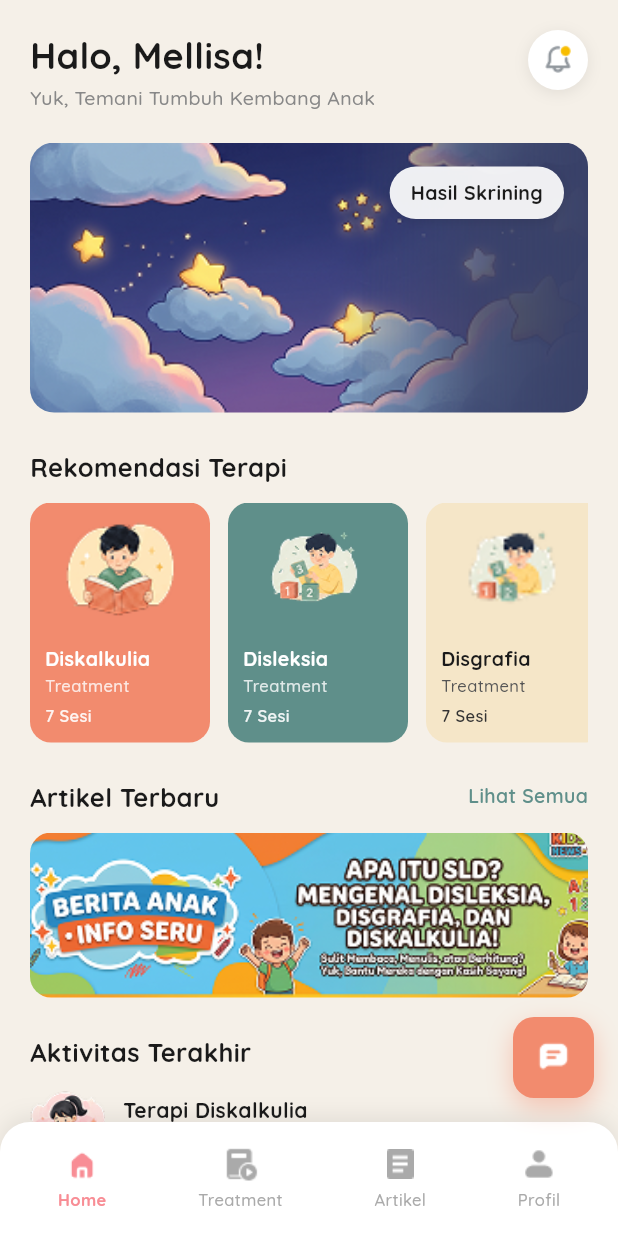
After one commit to xzael24/KawanTumbuh, a Flutter app: the HomeScreen screen opened by its route, on a phone screen of 412 x 824 dp. The commit adds this screen. Run offline on Flutter 3.47's test engine with Material 3 defaults, Android fonts, the phone set to English and light mode, and no system bars; our stand-ins replace google_fonts, image_picker.

Commit message:
add homepage

```diff
--- a/apps/mobile/kawan_tumbuh/lib/main.dart
+++ b/apps/mobile/kawan_tumbuh/lib/main.dart
@@ -18,6 +18,7 @@ import 'screens/camera_capture_screen.dart';
 import 'screens/apresiasi_dysgraphia_screen.dart';
 import 'screens/hasil_assessment_screen.dart';
 import 'screens/artikel_screen.dart';
+import 'screens/home_screen.dart';
 import 'core/constants/app_constants.dart';
 
 void main() {
@@ -48,7 +49,7 @@ class KawanTumbuhApp extends StatelessWidget {
       // Daftarkan route untuk halaman berikutnya
       routes: {
         AppConstants.routeOnboarding : (context) => const OnboardingScreen(),
-        AppConstants.routeHome       : (context) => const PlaceholderHomePage(),
+        AppConstants.routeHome       : (context) => const HomeScreen(),
         AppConstants.routeLogin      : (context) => const LoginScreen(),
         AppConstants.routeRegister   : (context) => const RegisterScreen(),
         AppConstants.routeForgotPass : (context) => const ForgotPasswordScreen(),
--- /dev/null
+++ b/apps/mobile/kawan_tumbuh/lib/screens/home_screen.dart
@@ -0,0 +1,559 @@
+import 'package:flutter/material.dart';
+import 'package:google_fonts/google_fonts.dart';
+
+class HomeScreen extends StatefulWidget {
+  const HomeScreen({super.key});
+
+  @override
+  State<HomeScreen> createState() => _HomeScreenState();
+}
+
+class _HomeScreenState extends State<HomeScreen> {
+  int _selectedIndex = 0;
+
+  final List<Map<String, dynamic>> _therapyCards = [
+    {
+      'title': 'Diskalkulia',
+      'subtitle': 'Treatment',
+      'sessions': '7 Sesi',
+      'image': 'assets/images/therapy_dyscalculia.png',
+      'bgColor': const Color(0xFFF28B6E),
+    },
+    {
+      'title': 'Disleksia',
+      'subtitle': 'Treatment',
+      'sessions': '7 Sesi',
+      'image': 'assets/images/therapy_dyslexia.png',
+      'bgColor': const Color(0xFF5F8F8A),
+    },
+    {
+      'title': 'Disgrafia',
+      'subtitle': 'Treatment',
+      'sessions': '7 Sesi',
+      'image': 'assets/images/therapy_dysgraphia.png',
+      'bgColor': const Color(0xFFF5E6C8),
+    },
+  ];
+
+  @override
+  Widget build(BuildContext context) {
+    return Scaffold(
+      backgroundColor: const Color(0xFFF5F0E8),
+      body: SafeArea(
+        child: SingleChildScrollView(
+          child: Padding(
+            padding: const EdgeInsets.symmetric(horizontal: 20.0),
+            child: Column(
+              crossAxisAlignment: CrossAxisAlignment.start,
+              children: [
+                const SizedBox(height: 20),
+                _buildHeader(),
+                const SizedBox(height: 20),
+                _buildHeroBanner(),
+                const SizedBox(height: 24),
+                _buildSectionTitle('Rekomendasi Terapi', null),
+                const SizedBox(height: 12),
+                _buildTherapyCards(),
+                const SizedBox(height: 24),
+                _buildSectionTitle('Artikel Terbaru', 'Lihat Semua'),
+                const SizedBox(height: 12),
+                _buildArtikelBanner(),
+                const SizedBox(height: 24),
+                _buildSectionTitle('Aktivitas Terakhir', null),
+                const SizedBox(height: 12),
+                _buildAktivitasCard(),
+                const SizedBox(height: 20),
+              ],
+            ),
+          ),
+        ),
+      ),
+      bottomNavigationBar: _buildBottomNavBar(),
+      floatingActionButton: _buildChatbotFAB(),
+      floatingActionButtonLocation: FloatingActionButtonLocation.endFloat,
+    );
+  }
+
+  // ── HEADER ────────────────────────────────────────────────────────────
+  Widget _buildHeader() {
+    return Row(
+      mainAxisAlignment: MainAxisAlignment.spaceBetween,
+      crossAxisAlignment: CrossAxisAlignment.start,
+      children: [
+        Column(
+          crossAxisAlignment: CrossAxisAlignment.start,
+          children: [
+            Text(
+              'Halo, Mellisa!',
+              style: GoogleFonts.quicksand(
+                fontSize: 24,
+                fontWeight: FontWeight.w700,
+                color: const Color(0xFF1A1A1A),
+              ),
+            ),
+            const SizedBox(height: 2),
+            Text(
+              'Yuk, Temani Tumbuh Kembang Anak',
+              style: GoogleFonts.quicksand(
+                fontSize: 13,
+                fontWeight: FontWeight.w500,
+                color: const Color(0xFF888888),
+              ),
+            ),
+          ],
+        ),
+        Container(
+          width: 40,
+          height: 40,
+          decoration: BoxDecoration(
+            color: Colors.white,
+            shape: BoxShape.circle,
+            boxShadow: [
+              BoxShadow(
+                color: Colors.black.withValues(alpha: 0.08),
+                blurRadius: 8,
+                offset: const Offset(0, 2),
+              ),
+            ],
+          ),
+          child: Center(
+            child: Image.asset(
+              'assets/images/ic_notification.png',
+              width: 22,
+              height: 22,
+              errorBuilder: (context, error, stackTrace) => const Icon(
+                Icons.notifications_outlined,
+                size: 22,
+                color: Color(0xFF5F8F8A),
+              ),
+            ),
+          ),
+        ),
+      ],
+    );
+  }
+
+  // ── HERO BANNER ───────────────────────────────────────────────────────
+  Widget _buildHeroBanner() {
+    return Stack(
+      children: [
+        ClipRRect(
+          borderRadius: BorderRadius.circular(16),
+          child: Image.asset(
+            'assets/images/banner_hero.png',
+            width: double.infinity,
+            height: 180,
+            fit: BoxFit.cover,
+            errorBuilder: (context, error, stackTrace) => Container(
+              width: double.infinity,
+              height: 180,
+              decoration: BoxDecoration(
+                borderRadius: BorderRadius.circular(16),
+                gradient: const LinearGradient(
+                  begin: Alignment.topLeft,
+                  end: Alignment.bottomRight,
+                  colors: [Color(0xFF4A6FA5), Color(0xFF2D4E8A)],
+                ),
+              ),
+            ),
+          ),
+        ),
+        Positioned(
+          top: 16,
+          right: 16,
+          child: GestureDetector(
+            onTap: () => Navigator.pushNamed(context, '/hasil-assessment'),
+            child: Container(
+              padding: const EdgeInsets.symmetric(horizontal: 14, vertical: 8),
+              decoration: BoxDecoration(
+                color: Colors.white.withValues(alpha: 0.92),
+                borderRadius: BorderRadius.circular(20),
+                boxShadow: [
+                  BoxShadow(
+                    color: Colors.black.withValues(alpha: 0.1),
+                    blurRadius: 6,
+                    offset: const Offset(0, 2),
+                  ),
+                ],
+              ),
+              child: Text(
+                'Hasil Skrining',
+                style: GoogleFonts.quicksand(
+                  fontSize: 13,
+                  fontWeight: FontWeight.w700,
+                  color: const Color(0xFF1A1A1A),
+                ),
+              ),
+            ),
+          ),
+        ),
+      ],
+    );
+  }
+
+  // ── SECTION TITLE ─────────────────────────────────────────────────────
+  Widget _buildSectionTitle(String title, String? actionText) {
+    return Row(
+      mainAxisAlignment: MainAxisAlignment.spaceBetween,
+      children: [
+        Text(
+          title,
+          style: GoogleFonts.quicksand(
+            fontSize: 17,
+            fontWeight: FontWeight.w700,
+            color: const Color(0xFF1A1A1A),
+          ),
+        ),
+        if (actionText != null)
+          GestureDetector(
+            onTap: () => Navigator.pushNamed(context, '/artikel'),
+            child: Text(
+              actionText,
+              style: GoogleFonts.quicksand(
+                fontSize: 13,
+                fontWeight: FontWeight.w600,
+                color: const Color(0xFF5F8F8A),
+              ),
+            ),
+          ),
+      ],
+    );
+  }
+
+  // ── THERAPY CARDS ─────────────────────────────────────────────────────
+  Widget _buildTherapyCards() {
+    return SizedBox(
+      height: 160,
+      child: ListView.separated(
+        scrollDirection: Axis.horizontal,
+        physics: const BouncingScrollPhysics(),
+        itemCount: _therapyCards.length,
+        separatorBuilder: (_, _) => const SizedBox(width: 12),
+        itemBuilder: (context, index) {
+          final card = _therapyCards[index];
+          final bool isDark =
+              (card['bgColor'] as Color).computeLuminance() < 0.5;
+          return _buildTherapyCard(card, isDark);
+        },
+      ),
+    );
+  }
+
+  Widget _buildTherapyCard(Map<String, dynamic> card, bool isDark) {
+    return Container(
+      width: 120,
+      decoration: BoxDecoration(
+        color: card['bgColor'] as Color,
+        borderRadius: BorderRadius.circular(14),
+      ),
+      child: Padding(
+        padding: const EdgeInsets.all(10),
+        child: Column(
+          crossAxisAlignment: CrossAxisAlignment.start,
+          mainAxisAlignment: MainAxisAlignment.spaceBetween,
+          children: [
+            Center(
+              child: Image.asset(
+                card['image'] as String,
+                height: 70,
+                fit: BoxFit.contain,
+                errorBuilder: (context, error, stackTrace) => Container(
+                  height: 70,
+                  decoration: BoxDecoration(
+                    color: Colors.white.withValues(alpha: 0.3),
+                    borderRadius: BorderRadius.circular(8),
+                  ),
+                  child: const Icon(
+                    Icons.image_not_supported,
+                    size: 32,
+                    color: Colors.white,
+                  ),
+                ),
+              ),
+            ),
+            Column(
+              crossAxisAlignment: CrossAxisAlignment.start,
+              children: [
+                Text(
+                  card['title'] as String,
+                  style: GoogleFonts.quicksand(
+                    fontSize: 13,
+                    fontWeight: FontWeight.w700,
+                    color: isDark ? Colors.white : const Color(0xFF1A1A1A),
+                  ),
+                ),
+                Text(
+                  card['subtitle'] as String,
+                  style: GoogleFonts.quicksand(
+                    fontSize: 11,
+                    fontWeight: FontWeight.w500,
+                    color: isDark
+                        ? Colors.white.withValues(alpha: 0.8)
+                        : const Color(0xFF555555),
+                  ),
+                ),
+                const SizedBox(height: 4),
+                Text(
+                  card['sessions'] as String,
+                  style: GoogleFonts.quicksand(
+                    fontSize: 11,
+                    fontWeight: FontWeight.w600,
+                    color: isDark
+                        ? Colors.white.withValues(alpha: 0.9)
+                        : const Color(0xFF333333),
+                  ),
+                ),
+              ],
+            ),
+          ],
+        ),
+      ),
+    );
+  }
+
+  // ── ARTIKEL BANNER ────────────────────────────────────────────────────
+  Widget _buildArtikelBanner() {
+    return GestureDetector(
+      onTap: () => Navigator.pushNamed(context, '/artikel'),
+      child: ClipRRect(
+        borderRadius: BorderRadius.circular(14),
+        child: Image.asset(
+          'assets/images/artikel_banner_sld.png',
+          width: double.infinity,
+          height: 110,
+          fit: BoxFit.cover,
+          errorBuilder: (context, error, stackTrace) => Container(
+            width: double.infinity,
+            height: 110,
+            decoration: BoxDecoration(
+              borderRadius: BorderRadius.circular(14),
+              color: const Color(0xFFFFB347),
+            ),
+            child: Center(
+              child: Text(
+                'APA ITU SLD?\nMENGENAL DISLEKSIA, DISGRAFIA,\nDAN DISKALKULIA!',
+                textAlign: TextAlign.center,
+                style: GoogleFonts.quicksand(
+                  fontWeight: FontWeight.w700,
+                  color: Colors.white,
+                  fontSize: 13,
+                ),
+              ),
+            ),
+          ),
+        ),
+      ),
+    );
+  }
+
+  // ── AKTIVITAS TERAKHIR ────────────────────────────────────────────────
+  Widget _buildAktivitasCard() {
+    return Row(
+      children: [
+        Expanded(
+          child: Row(
+            children: [
+              ClipRRect(
+                borderRadius: BorderRadius.circular(10),
+                child: Image.asset(
+                  'assets/images/activity_dyscalculia.png',
+                  width: 50,
+                  height: 50,
+                  fit: BoxFit.cover,
+                  errorBuilder: (context, error, stackTrace) => Container(
+                    width: 50,
+                    height: 50,
+                    decoration: BoxDecoration(
+                      color: const Color(0xFFF28B6E),
+                      borderRadius: BorderRadius.circular(10),
+                    ),
+                    child: const Icon(
+                      Icons.calculate_rounded,
+                      color: Colors.white,
+                      size: 28,
+                    ),
+                  ),
+                ),
+              ),
+              const SizedBox(width: 12),
+              Column(
+                crossAxisAlignment: CrossAxisAlignment.start,
+                children: [
+                  Text(
+                    'Terapi Diskalkulia',
+                    style: GoogleFonts.quicksand(
+                      fontSize: 14,
+                      fontWeight: FontWeight.w700,
+                      color: const Color(0xFF1A1A1A),
+                    ),
+                  ),
+                  const SizedBox(height: 2),
+                  Text(
+                    'Lihat Terapi',
+                    style: GoogleFonts.quicksand(
+                      fontSize: 12,
+                      fontWeight: FontWeight.w500,
+                      color: const Color(0xFF888888),
+                    ),
+                  ),
+                ],
+              ),
+            ],
+          ),
+        ),
+      ],
+    );
+  }
+
+  // ── CHATBOT FAB ───────────────────────────────────────────────────────
+  Widget _buildChatbotFAB() {
+    return GestureDetector(
+      onTap: () {
+        // TODO: navigasi ke halaman chatbot
+        ScaffoldMessenger.of(context).showSnackBar(
+          SnackBar(
+            content: Text(
+              'Chatbot segera hadir!',
+              style: GoogleFonts.quicksand(fontWeight: FontWeight.w600),
+            ),
+            backgroundColor: const Color(0xFF5F8F8A),
+            behavior: SnackBarBehavior.floating,
+            shape: RoundedRectangleBorder(
+              borderRadius: BorderRadius.circular(10),
+            ),
+            duration: const Duration(seconds: 2),
+          ),
+        );
+      },
+      child: Container(
+        width: 54,
+        height: 54,
+        decoration: BoxDecoration(
+          color: const Color(0xFFF28B6E),
+          borderRadius: BorderRadius.circular(14),
+          boxShadow: [
+            BoxShadow(
+              color: const Color(0xFFF28B6E).withValues(alpha: 0.45),
+              blurRadius: 14,
+              offset: const Offset(0, 6),
+            ),
+          ],
+        ),
+        child: Center(
+          child: Image.asset(
+            'assets/images/ic_chatbot.png',
+            width: 28,
+            height: 28,
+            color: Colors.white,
+            errorBuilder: (context, error, stackTrace) => const Icon(
+              Icons.chat_rounded,
+              color: Colors.white,
+              size: 28,
+            ),
+          ),
+        ),
+      ),
+    );
+  }
+
+  // ── BOTTOM NAV BAR ────────────────────────────────────────────────────
+  Widget _buildBottomNavBar() {
+    final items = [
+      {'icon': 'assets/images/ic_home.png', 'label': 'Home'},
+      {'icon': 'assets/images/ic_treatment.png', 'label': 'Treatment'},
+      {'icon': 'assets/images/ic_artikel.png', 'label': 'Artikel'},
+      {'icon': 'assets/images/ic_profile.png', 'label': 'Profil'},
+    ];
+
+    return Container(
+      decoration: BoxDecoration(
+        color: Colors.white,
+        boxShadow: [
+          BoxShadow(
+            color: Colors.black.withValues(alpha: 0.08),
+            blurRadius: 12,
+            offset: const Offset(0, -3),
+          ),
+        ],
+        borderRadius: const BorderRadius.vertical(top: Radius.circular(20)),
+      ),
+      child: SafeArea(
+        top: false,
+        child: Padding(
+          padding: const EdgeInsets.symmetric(horizontal: 8, vertical: 8),
+          child: Row(
+            mainAxisAlignment: MainAxisAlignment.spaceAround,
+            children: List.generate(items.length, (index) {
+              final isSelected = _selectedIndex == index;
+              return GestureDetector(
+                onTap: () {
+                  setState(() => _selectedIndex = index);
+                  if (index == 2) {
+                    Navigator.pushNamed(context, '/artikel');
+                  }
+                },
+                child: AnimatedContainer(
+                  duration: const Duration(milliseconds: 200),
+                  padding:
+                      const EdgeInsets.symmetric(horizontal: 16, vertical: 8),
+                  decoration: BoxDecoration(
+                    color: Colors.transparent,
+                    borderRadius: BorderRadius.circular(12),
+                  ),
+                  child: Column(
+                    mainAxisSize: MainAxisSize.min,
+                    children: [
+                      Image.asset(
+                        items[index]['icon']!,
+                        width: 24,
+                        height: 24,
+                        color: isSelected
+                            ? const Color(0xFFF88D95)
+                            : const Color(0xFFAAAAAA),
+                        errorBuilder: (context, error, stackTrace) => Icon(
+                          _fallbackIcon(index),
+                          size: 24,
+                          color: isSelected
+                              ? const Color(0xFFF88D95)
+                              : const Color(0xFFAAAAAA),
+                        ),
+                      ),
+                      const SizedBox(height: 4),
+                      Text(
+                        items[index]['label']!,
+                        style: GoogleFonts.quicksand(
+                          fontSize: 11,
+                          fontWeight: isSelected
+                              ? FontWeight.w700
+                              : FontWeight.w500,
+                          color: isSelected
+                              ? const Color(0xFFF88D95)
+                              : const Color(0xFFAAAAAA),
+                        ),
+                      ),
+                    ],
+                  ),
+                ),
+              );
+            }),
+          ),
+        ),
+      ),
+    );
+  }
+
+  IconData _fallbackIcon(int index) {
+    switch (index) {
+      case 0:
+        return Icons.home_rounded;
+      case 1:
+        return Icons.medical_services_rounded;
+      case 2:
+        return Icons.article_rounded;
+      case 3:
+        return Icons.person_rounded;
+      default:
+        return Icons.circle;
+    }
+  }
+}
```
Also changed, not shown: apps/mobile/kawan_tumbuh/pubspec.yaml (+12 -0 lines), apps/mobile/kawan_tumbuh/assets/images/activity_dyscalculia.png (added), apps/mobile/kawan_tumbuh/assets/images/artikel_banner_sld.png (added), apps/mobile/kawan_tumbuh/assets/images/banner_hero.png (added), apps/mobile/kawan_tumbuh/assets/images/ic_artikel.png (added), apps/mobile/kawan_tumbuh/assets/images/ic_chatbot.png (added), apps/mobile/kawan_tumbuh/assets/images/ic_home.png (added), apps/mobile/kawan_tumbuh/assets/images/ic_notification.png (added), apps/mobile/kawan_tumbuh/assets/images/ic_profile.png (added), apps/mobile/kawan_tumbuh/assets/images/ic_treatment.png (added), apps/mobile/kawan_tumbuh/assets/images/therapy_dyscalculia.png (added), apps/mobile/kawan_tumbuh/assets/images/therapy_dysgraphia.png (added), apps/mobile/kawan_tumbuh/assets/images/therapy_dyslexia.png (added).
